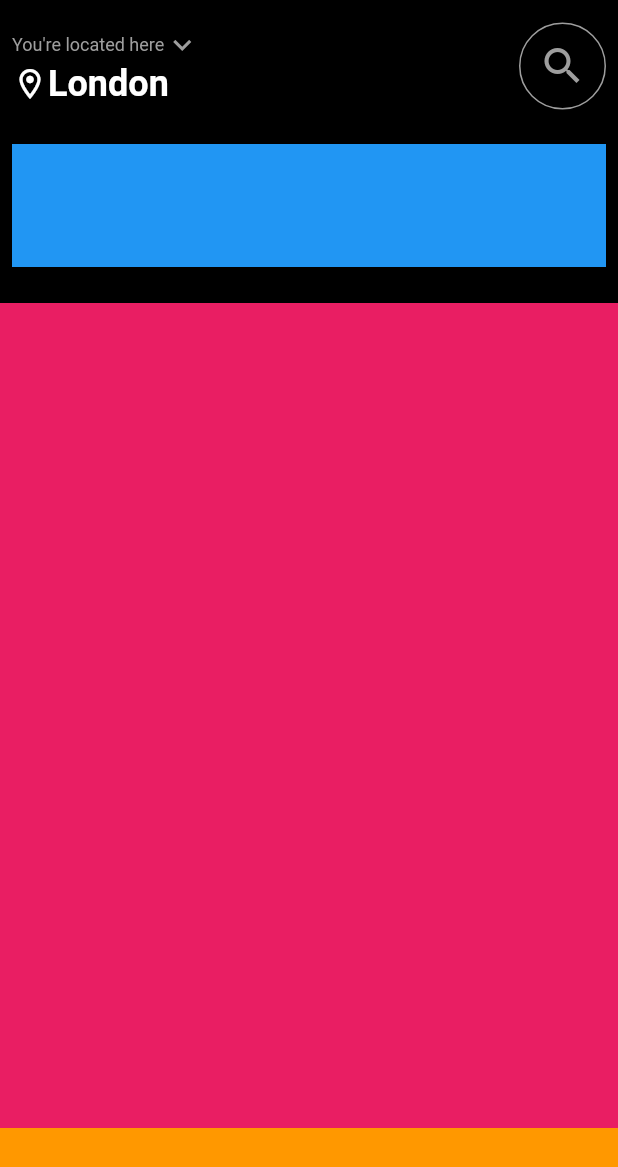
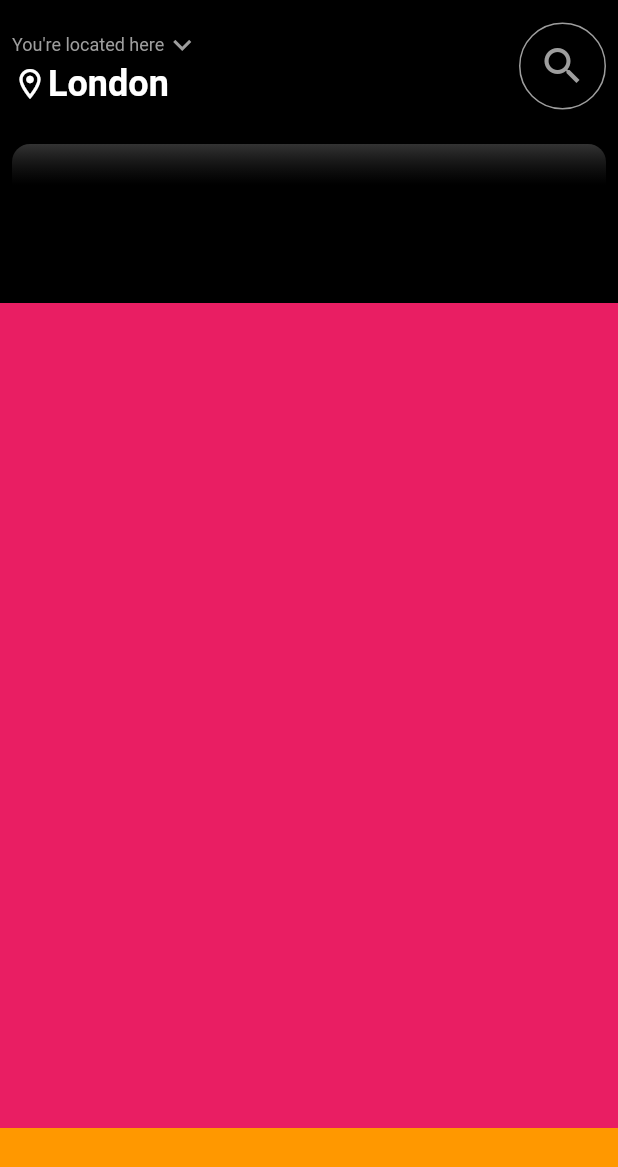
Before and after one commit to JAICHANGPARK/flutter_notebook_17th_story, a Flutter app: the screen it shows after launch, on a phone screen of 412 x 824 dp. Shown: the top 1167 px of the screen. Run offline on Flutter 3.47's test engine with Material 2 defaults, Android fonts, the phone set to English and light mode, and no system bars; our stand-ins replace cached_network_image, fl_chart, flutter_riverpod, freezed_annotation, ionicons, percent_indicator.

Commit message:
Update real_estate_main_page.dart

```diff
--- a/lib/ep1018_real_estate_app/src/ui/real_estate_main_page.dart
+++ b/lib/ep1018_real_estate_app/src/ui/real_estate_main_page.dart
@@ -80,13 +80,20 @@ class _RealEstateMainPageState extends State<RealEstateMainPage> {
               padding: const EdgeInsets.all(8.0),
               child: Container(
                 height: 82,
-                decoration: const BoxDecoration(
-                    color: Colors.blue,
-                    gradient: LinearGradient(
-                      colors: [],
-                      begin: Alignment.topCenter,
-                      end: Alignment.bottomCenter,
-                    )),
+                decoration: BoxDecoration(
+                  color: Colors.blue,
+                  borderRadius: BorderRadius.circular(12),
+                  gradient: LinearGradient(
+                    colors: [
+                      Colors.white.withOpacity(0.2),
+                      Colors.black12,
+                      Colors.black26,
+                      Colors.black54,
+                    ],
+                    begin: Alignment.topCenter,
+                    end: Alignment.bottomCenter,
+                  ),
+                ),
               ),
             ),
             const Text("newly Added"),
```
